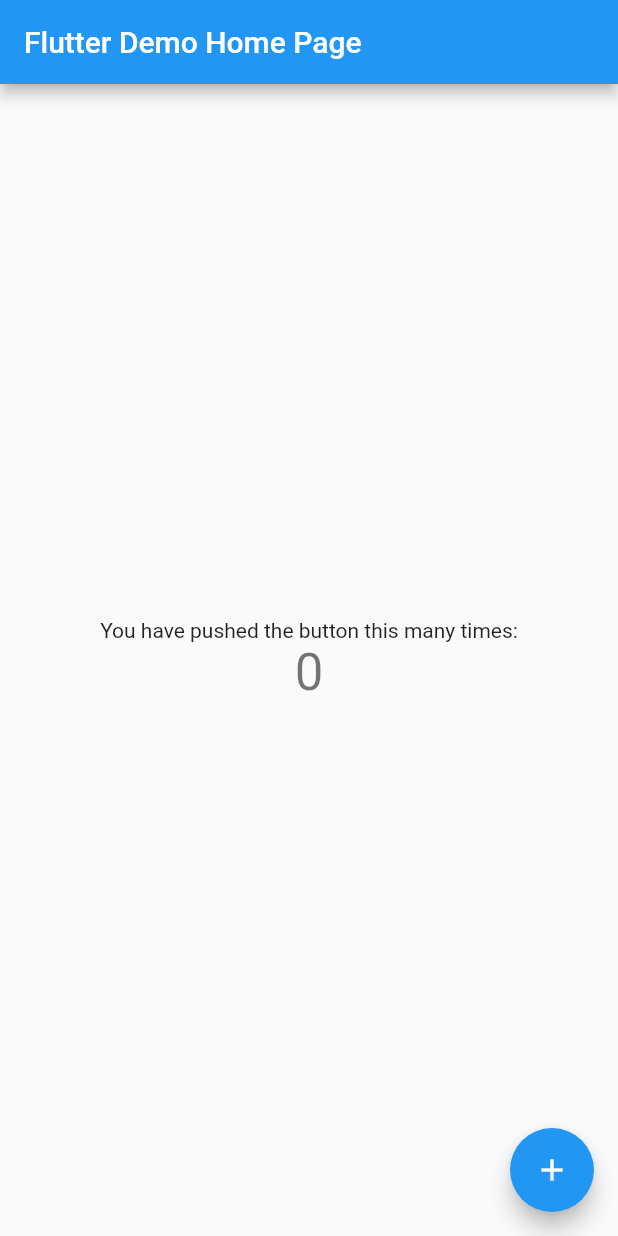
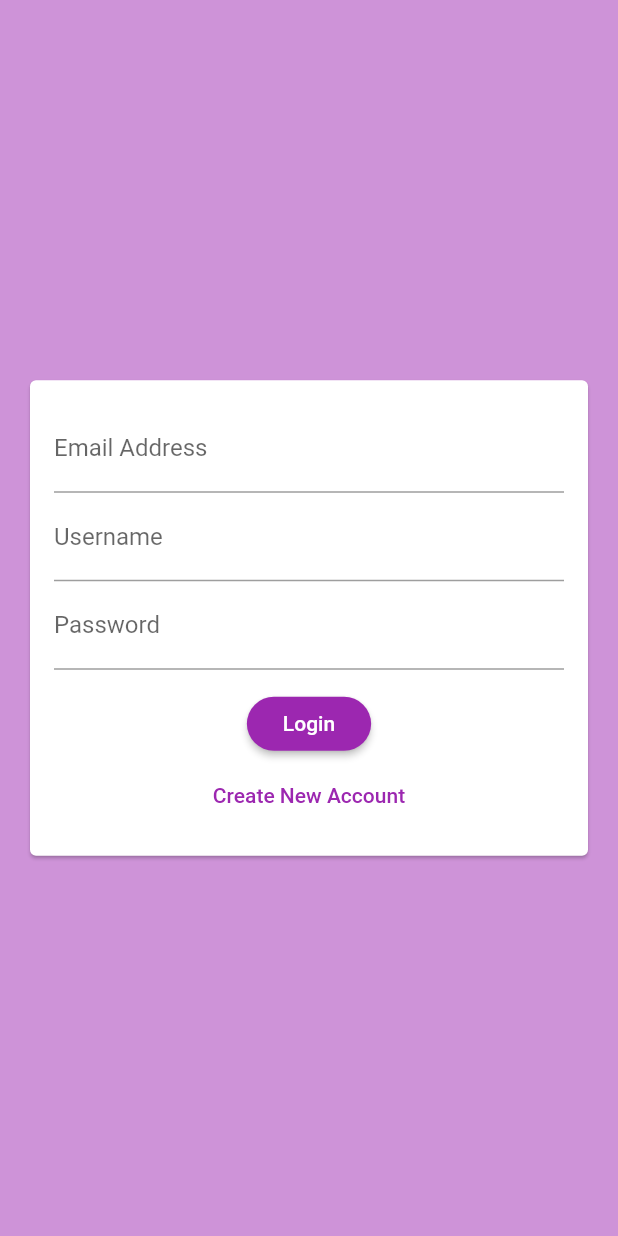
Before and after one commit to shoaib217/flutter_chatApp, a Flutter app: the screen it shows after launch, on a phone screen of 412 x 824 dp. Run offline on Flutter 3.47's test engine with Material 2 defaults, Android fonts, the phone set to English and light mode, and no system bars; our stand-ins replace cloud_firestore, firebase_core; accounts and stored records are empty.

```diff
--- a/lib/main.dart
+++ b/lib/main.dart
@@ -1,3 +1,5 @@
+import 'package:chat_app/screens/auth_screen.dart';
+import 'package:chat_app/screens/chat_screen.dart';
 import 'package:flutter/material.dart';
 
 void main() {
@@ -11,7 +13,7 @@ class MyApp extends StatelessWidget {
   @override
   Widget build(BuildContext context) {
     return MaterialApp(
-      title: 'Flutter Demo',
+      title: 'Chat App',
       theme: ThemeData(
           // This is the theme of your application.
           //
@@ -22,94 +24,17 @@ class MyApp extends StatelessWidget {
           // or simply save your changes to "hot reload" in a Flutter IDE).
           // Notice that the counter didn't reset back to zero; the application
           // is not restarted.
-        primarySwatch: Colors.blue,
+          backgroundColor: Colors.deepPurple,
+          buttonTheme: ButtonTheme.of(context).copyWith(
+                buttonColor: Colors.deepPurple,
+                textTheme: ButtonTextTheme.primary,
+                shape: RoundedRectangleBorder(borderRadius: BorderRadius.circular(20))
               ),
-      home: const MyHomePage(title: 'Flutter Demo Home Page'),
+          colorScheme: ColorScheme.fromSwatch(primarySwatch: Colors.purple)
+              .copyWith(secondary: Colors.blue),
+              ),
+
+      home: const AuthScreen(),
     );
   }
 }
-
-class MyHomePage extends StatefulWidget {
-  const MyHomePage({super.key, required this.title});
-
-  // This widget is the home page of your application. It is stateful, meaning
-  // that it has a State object (defined below) that contains fields that affect
-  // how it looks.
-
-  // This class is the configuration for the state. It holds the values (in this
-  // case the title) provided by the parent (in this case the App widget) and
-  // used by the build method of the State. Fields in a Widget subclass are
-  // always marked "final".
-
-  final String title;
-
-  @override
-  State<MyHomePage> createState() => _MyHomePageState();
-}
-
-class _MyHomePageState extends State<MyHomePage> {
-  int _counter = 0;
-
-  void _incrementCounter() {
-    setState(() {
-      // This call to setState tells the Flutter framework that something has
-      // changed in this State, which causes it to rerun the build method below
-      // so that the display can reflect the updated values. If we changed
-      // _counter without calling setState(), then the build method would not be
-      // called again, and so nothing would appear to happen.
-      _counter++;
-    });
-  }
-
-  @override
-  Widget build(BuildContext context) {
-    // This method is rerun every time setState is called, for instance as done
-    // by the _incrementCounter method above.
-    //
-    // The Flutter framework has been optimized to make rerunning build methods
-    // fast, so that you can just rebuild anything that needs updating rather
-    // than having to individually change instances of widgets.
-    return Scaffold(
-      appBar: AppBar(
-        // Here we take the value from the MyHomePage object that was created by
-        // the App.build method, and use it to set our appbar title.
-        title: Text(widget.title),
-      ),
-      body: Center(
-        // Center is a layout widget. It takes a single child and positions it
-        // in the middle of the parent.
-        child: Column(
-          // Column is also a layout widget. It takes a list of children and
-          // arranges them vertically. By default, it sizes itself to fit its
-          // children horizontally, and tries to be as tall as its parent.
-          //
-          // Invoke "debug painting" (press "p" in the console, choose the
-          // "Toggle Debug Paint" action from the Flutter Inspector in Android
-          // Studio, or the "Toggle Debug Paint" command in Visual Studio Code)
-          // to see the wireframe for each widget.
-          //
-          // Column has various properties to control how it sizes itself and
-          // how it positions its children. Here we use mainAxisAlignment to
-          // center the children vertically; the main axis here is the vertical
-          // axis because Columns are vertical (the cross axis would be
-          // horizontal).
-          mainAxisAlignment: MainAxisAlignment.center,
-          children: <Widget>[
-            const Text(
-              'You have pushed the button this many times:',
-            ),
-            Text(
-              '$_counter',
-              style: Theme.of(context).textTheme.headline4,
-            ),
-          ],
-        ),
-      ),
-      floatingActionButton: FloatingActionButton(
-        onPressed: _incrementCounter,
-        tooltip: 'Increment',
-        child: const Icon(Icons.add),
-      ), // This trailing comma makes auto-formatting nicer for build methods.
-    );
-  }
-}
--- /dev/null
+++ b/lib/screens/auth_screen.dart
@@ -0,0 +1,20 @@
+import 'package:chat_app/widgets/auth_form.dart';
+import 'package:flutter/material.dart';
+
+
+class AuthScreen extends StatefulWidget {
+  const AuthScreen({super.key});
+
+  @override
+  State<AuthScreen> createState() => _AuthScreenState();
+}
+
+class _AuthScreenState extends State<AuthScreen> {
+  @override
+  Widget build(BuildContext context) {
+    return Scaffold(
+      backgroundColor: Theme.of(context).backgroundColor,
+      body: AuthForm(),
+    );
+  }
+}
--- /dev/null
+++ b/lib/widgets/auth_form.dart
@@ -0,0 +1,65 @@
+import 'package:flutter/material.dart';
+
+class AuthForm extends StatefulWidget {
+  const AuthForm({super.key});
+
+  @override
+  State<AuthForm> createState() => _AuthFormState();
+}
+
+class _AuthFormState extends State<AuthForm> {
+  @override
+  Widget build(BuildContext context) {
+    return Center(
+      child: Card(
+        margin: EdgeInsets.all(20),
+        child: SingleChildScrollView(
+          child: Padding(
+            padding: EdgeInsets.all(16),
+            child: Form(
+              child: Column(
+                mainAxisSize: MainAxisSize.min,
+                children: [
+                  TextFormField(
+                    keyboardType: TextInputType.emailAddress,
+                    decoration:
+                        const InputDecoration(labelText: 'Email Address'),
+                  ),
+                  TextFormField(
+                    decoration: const InputDecoration(labelText: 'Username'),
+                  ),
+                  TextFormField(
+                    decoration: const InputDecoration(labelText: 'Password'),
+                    obscureText: true,
+                  ),
+                  const SizedBox(
+                    height: 12,
+                  ),
+                  ElevatedButton(
+                    onPressed: () {},
+                    style: ButtonStyle(
+                      shape: MaterialStateProperty.all<RoundedRectangleBorder>(
+                        RoundedRectangleBorder(
+                          borderRadius: BorderRadius.circular(18.0),
+                        ),
+                      ),
+                    ),
+                    child: const Padding(
+                      padding: EdgeInsets.all(8.0),
+                      child: Text('Login'),
+                    ),
+                  ),
+                  TextButton(
+                      onPressed: () {},
+                      child: const Text(
+                        'Create New Account',
+                      ))
+                ],
+              ),
+            ),
+          ),
+        ),
+      ),
+    );
+  }
+}
```
Also changed, not shown: lib/screens/chat_screen.dart (added, +57 -0 lines), 3 other files. Lines whose indentation alone changed are shown as unchanged.
